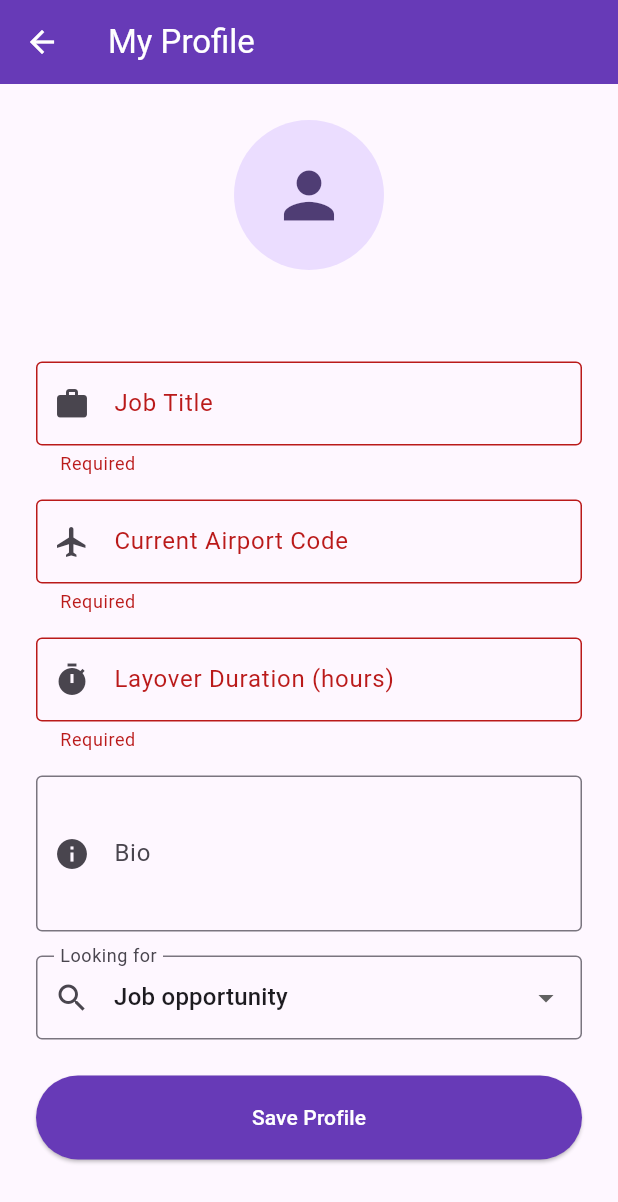
After one commit to musthaqahmedg/layover_friends, a Flutter app: the ProfileScreen screen opened directly, after a tap on "Save Profile", on a phone screen of 412 x 824 dp. The commit adds this screen. Shown: the top 1202 px of the screen. Run offline on Flutter 3.47's test engine with Material 3 defaults, Android fonts, the light colour scheme and no system bars; our stand-ins replace cloud_firestore, firebase_auth, firebase_core; accounts and stored records are empty.

Commit message:
Add profile screen with Firestore

```diff
--- a/lib/screens/home_screen.dart
+++ b/lib/screens/home_screen.dart
@@ -1,5 +1,6 @@
 import 'package:flutter/material.dart';
 import 'package:firebase_auth/firebase_auth.dart';
+import 'profile_screen.dart';
 
 class HomeScreen extends StatelessWidget {
   const HomeScreen({super.key});
@@ -14,6 +15,15 @@ class HomeScreen extends StatelessWidget {
         backgroundColor: Colors.deepPurple,
         foregroundColor: Colors.white,
         actions: [
+          IconButton(
+            icon: const Icon(Icons.person),
+            onPressed: () {
+              Navigator.push(
+                context,
+                MaterialPageRoute(builder: (context) => const ProfileScreen()),
+              );
+            },
+          ),
           IconButton(
             icon: const Icon(Icons.logout),
             onPressed: () async {
@@ -41,6 +51,24 @@ class HomeScreen extends StatelessWidget {
               user?.email ?? '',
               style: const TextStyle(fontSize: 16, color: Colors.grey),
             ),
+            const SizedBox(height: 32),
+            ElevatedButton.icon(
+              onPressed: () {
+                Navigator.push(
+                  context,
+                  MaterialPageRoute(
+                    builder: (context) => const ProfileScreen(),
+                  ),
+                );
+              },
+              icon: const Icon(Icons.edit),
+              label: const Text('Complete My Profile'),
+              style: ElevatedButton.styleFrom(
+                backgroundColor: Colors.deepPurple,
+                foregroundColor: Colors.white,
+                minimumSize: const Size(200, 50),
+              ),
+            ),
           ],
         ),
       ),
--- /dev/null
+++ b/lib/screens/profile_screen.dart
@@ -0,0 +1,175 @@
+import 'package:flutter/material.dart';
+import 'package:firebase_auth/firebase_auth.dart';
+import 'package:cloud_firestore/cloud_firestore.dart';
+
+class ProfileScreen extends StatefulWidget {
+  const ProfileScreen({super.key});
+
+  @override
+  State<ProfileScreen> createState() => _ProfileScreenState();
+}
+
+class _ProfileScreenState extends State<ProfileScreen> {
+  final _formKey = GlobalKey<FormState>();
+  final _jobTitleController = TextEditingController();
+  final _airportController = TextEditingController();
+  final _layoverHoursController = TextEditingController();
+  final _bioController = TextEditingController();
+
+  String _selectedLookingFor = 'Job opportunity';
+  bool _isLoading = false;
+
+  final List<String> _lookingForOptions = [
+    'Job opportunity',
+    'Co-founder',
+    'Career advice',
+    'Book swap',
+    'Charger/help',
+    'Just networking',
+  ];
+
+  Future<void> _saveProfile() async {
+    if (!_formKey.currentState!.validate()) return;
+
+    setState(() => _isLoading = true);
+
+    try {
+      final user = FirebaseAuth.instance.currentUser!;
+      await FirebaseFirestore.instance.collection('users').doc(user.uid).set({
+        'name': user.displayName,
+        'email': user.email,
+        'photoURL': user.photoURL,
+        'jobTitle': _jobTitleController.text,
+        'airport': _airportController.text.toUpperCase(),
+        'layoverHours': _layoverHoursController.text,
+        'bio': _bioController.text,
+        'lookingFor': _selectedLookingFor,
+        'updatedAt': FieldValue.serverTimestamp(),
+      });
+
+      if (mounted) {
+        ScaffoldMessenger.of(
+          context,
+        ).showSnackBar(const SnackBar(content: Text('Profile saved! ✅')));
+      }
+    } catch (e) {
+      ScaffoldMessenger.of(
+        context,
+      ).showSnackBar(SnackBar(content: Text('Error: $e')));
+    }
+
+    setState(() => _isLoading = false);
+  }
+
+  @override
+  Widget build(BuildContext context) {
+    final user = FirebaseAuth.instance.currentUser;
+
+    return Scaffold(
+      appBar: AppBar(
+        title: const Text('My Profile'),
+        backgroundColor: Colors.deepPurple,
+        foregroundColor: Colors.white,
+      ),
+      body: SingleChildScrollView(
+        padding: const EdgeInsets.all(24),
+        child: Form(
+          key: _formKey,
+          child: Column(
+            children: [
+              CircleAvatar(
+                radius: 50,
+                backgroundImage: user?.photoURL != null
+                    ? NetworkImage(user!.photoURL!)
+                    : null,
+                child: user?.photoURL == null
+                    ? const Icon(Icons.person, size: 50)
+                    : null,
+              ),
+              const SizedBox(height: 8),
+              Text(
+                user?.displayName ?? 'User',
+                style: const TextStyle(
+                  fontSize: 20,
+                  fontWeight: FontWeight.bold,
+                ),
+              ),
+              const SizedBox(height: 24),
+              TextFormField(
+                controller: _jobTitleController,
+                decoration: const InputDecoration(
+                  labelText: 'Job Title',
+                  hintText: 'e.g. Software Engineer',
+                  border: OutlineInputBorder(),
+                  prefixIcon: Icon(Icons.work),
+                ),
+                validator: (v) => v!.isEmpty ? 'Required' : null,
+              ),
+              const SizedBox(height: 16),
+              TextFormField(
+                controller: _airportController,
+                decoration: const InputDecoration(
+                  labelText: 'Current Airport Code',
+                  hintText: 'e.g. DXB, LHR, JFK',
+                  border: OutlineInputBorder(),
+                  prefixIcon: Icon(Icons.flight),
+                ),
+                validator: (v) => v!.isEmpty ? 'Required' : null,
+              ),
+              const SizedBox(height: 16),
+              TextFormField(
+                controller: _layoverHoursController,
+                decoration: const InputDecoration(
+                  labelText: 'Layover Duration (hours)',
+                  hintText: 'e.g. 3',
+                  border: OutlineInputBorder(),
+                  prefixIcon: Icon(Icons.timer),
+                ),
+                keyboardType: TextInputType.number,
+                validator: (v) => v!.isEmpty ? 'Required' : null,
+              ),
+              const SizedBox(height: 16),
+              TextFormField(
+                controller: _bioController,
+                decoration: const InputDecoration(
+                  labelText: 'Bio',
+                  hintText: 'Tell others what you do...',
+                  border: OutlineInputBorder(),
+                  prefixIcon: Icon(Icons.info),
+                ),
+                maxLines: 3,
+              ),
+              const SizedBox(height: 16),
+              DropdownButtonFormField<String>(
+                value: _selectedLookingFor,
+                decoration: const InputDecoration(
+                  labelText: 'Looking for',
+                  border: OutlineInputBorder(),
+                  prefixIcon: Icon(Icons.search),
+                ),
+                items: _lookingForOptions.map((option) {
+                  return DropdownMenuItem(value: option, child: Text(option));
+                }).toList(),
+                onChanged: (value) {
+                  setState(() => _selectedLookingFor = value!);
+                },
+              ),
+              const SizedBox(height: 24),
+              ElevatedButton(
+                onPressed: _isLoading ? null : _saveProfile,
+                style: ElevatedButton.styleFrom(
+                  minimumSize: const Size(double.infinity, 56),
+                  backgroundColor: Colors.deepPurple,
+                  foregroundColor: Colors.white,
+                ),
+                child: _isLoading
+                    ? const CircularProgressIndicator(color: Colors.white)
+                    : const Text('Save Profile'),
+              ),
+            ],
+          ),
+        ),
+      ),
+    );
+  }
+}
```
